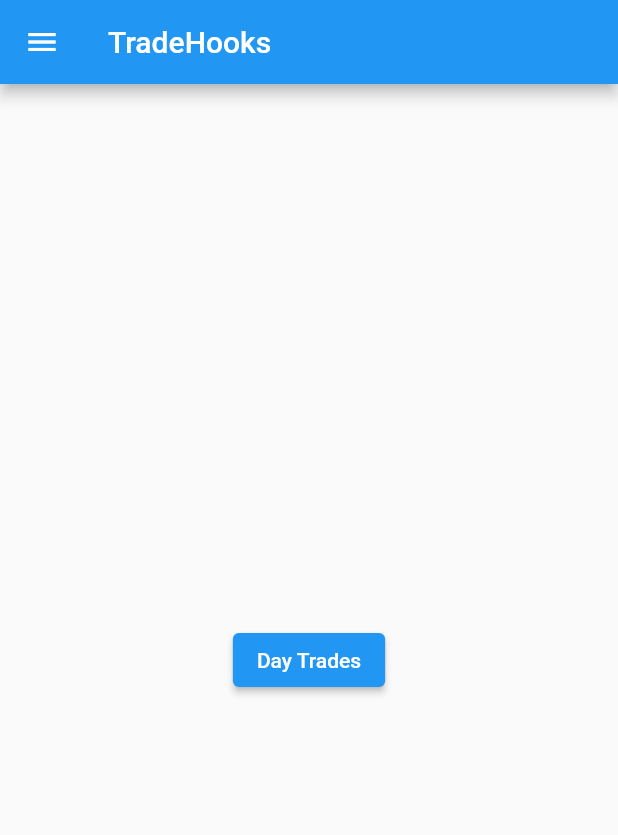
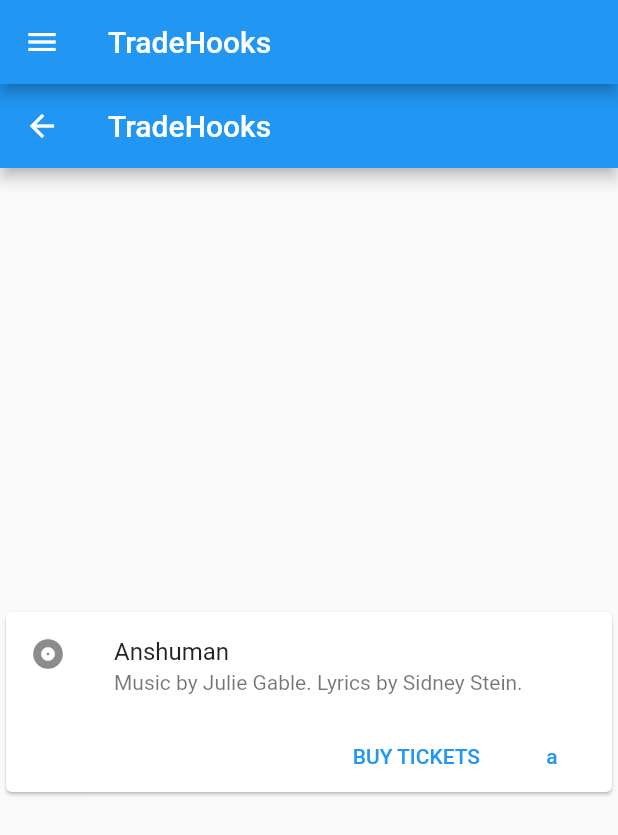
Before and after one commit to anshumanpatil/TradingAppMobile, a Flutter app: the DayTradeRoute screen opened by its route, on a phone screen of 412 x 824 dp. Shown: the top 835 px of the screen. Run offline on Flutter 3.47's test engine with Material 2 defaults, Android fonts, the phone set to English and light mode, and no system bars.

Commit message:
passed dynamic cards

```diff
--- /dev/null
+++ b/lib/dao/Trade_Data.dart
@@ -0,0 +1,4 @@
+class TradeData {
+ String title;
+ TradeData({this.title});
+}
--- /dev/null
+++ b/lib/dashboard/Trade_Card.dart
@@ -0,0 +1,39 @@
+import 'package:flutter/material.dart';
+import 'package:myapp/dao/Trade_Data.dart';
+
+class TradeCard extends StatelessWidget {
+  final TradeData tradeData;
+  TradeCard(this.tradeData);
+  @override
+  Widget build(BuildContext context) {
+    return Center(
+      child: Card(
+        child: Column(
+          mainAxisSize: MainAxisSize.min,
+          children: <Widget>[
+            ListTile(
+              leading: Icon(Icons.album),
+              title: Text(tradeData.title),
+              subtitle: Text('Music by Julie Gable. Lyrics by Sidney Stein.'),
+            ),
+            Row(
+              mainAxisAlignment: MainAxisAlignment.end,
+              children: <Widget>[
+                TextButton(
+                  child: const Text('BUY TICKETS'),
+                  onPressed: () {/* ... */},
+                ),
+                const SizedBox(width: 8),
+                TextButton(
+                  child: const Text('a'),
+                  onPressed: () {/* ... */},
+                ),
+                const SizedBox(width: 8),
+              ],
+            ),
+          ],
+        ),
+      ),
+    );
+  }
+}
--- a/lib/helpers/Constants.dart
+++ b/lib/helpers/Constants.dart
@@ -2,4 +2,21 @@ class Constants {
   static const String appBarText = "TradeHooks";
   static const String SwingTradeRoute = "SwingTradeRoute";
   static const String DayTradeRoute = "DayTradeRoute";
+  static const getData = [
+   {
+     'name': 'Bitcoin',
+     'symbol': 'BTC',
+     'change': '+3.67%',
+     'changeValue': '+202.835',
+     'value': '\$12.279',
+   },
+   {
+     'name': 'Ethereum',
+     'symbol': 'ETH',
+     'change': '+5.2%',
+     'changeValue': '25.567',
+     'value': '\$7.809'
+   },
+ ];
+
 }
--- a/lib/modules/trades/Day_Trade_Screen.dart
+++ b/lib/modules/trades/Day_Trade_Screen.dart
@@ -1,8 +1,15 @@
 import 'package:flutter/material.dart';
 import 'package:myapp/helpers/Constants.dart';
 import 'package:myapp/dashboard/Navigation_Drawer.dart';
+import 'package:myapp/dashboard/Trade_Card.dart';
+
+import 'package:myapp/dao/Trade_Data.dart';
 
 class DayTradeRoute extends StatelessWidget {
+  final tradeData = new TradeData (
+    title: "Anshuman"
+  );
+
   @override
   Widget build(BuildContext context) {
     return Scaffold(
@@ -10,13 +17,11 @@ class DayTradeRoute extends StatelessWidget {
         title: Text(Constants.appBarText),
       ),
       drawer: NavigationDrawer(),
-      body: Center(
-        child: ElevatedButton(
-          onPressed: () {
-            // Navigate back to first route when tapped.
-          },
-          child: Text('Day Trades'),
+      body: Scaffold(
+        appBar: AppBar(
+          title: Text(Constants.appBarText),
         ),
+        body: TradeCard(tradeData),
       ),
     );
   }
--- a/lib/routes/pageRoute.dart
+++ /dev/null
@@ -1,4 +0,0 @@
-class PageRoutes {
- static const String SwingTrade = "SwingTradeRoute";
- static const String DayTrade = "DayTradeRoute";
-}
```
Also changed, not shown: lib/modules/trades/Crypto_Trade_Screen.dart (added).
